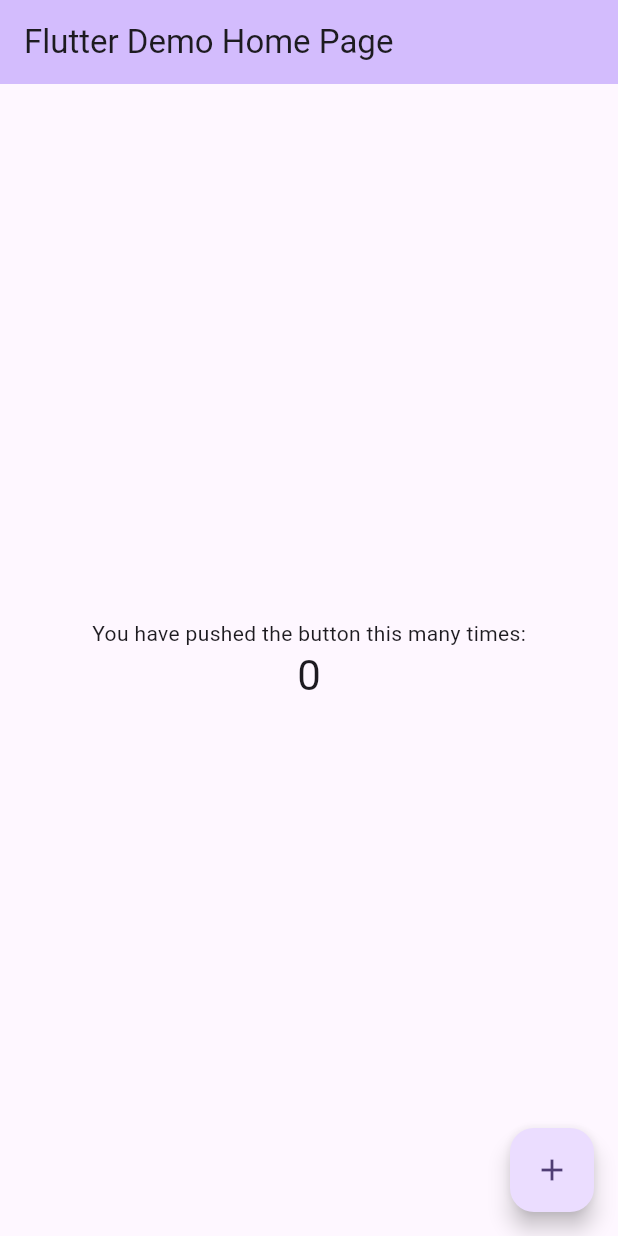
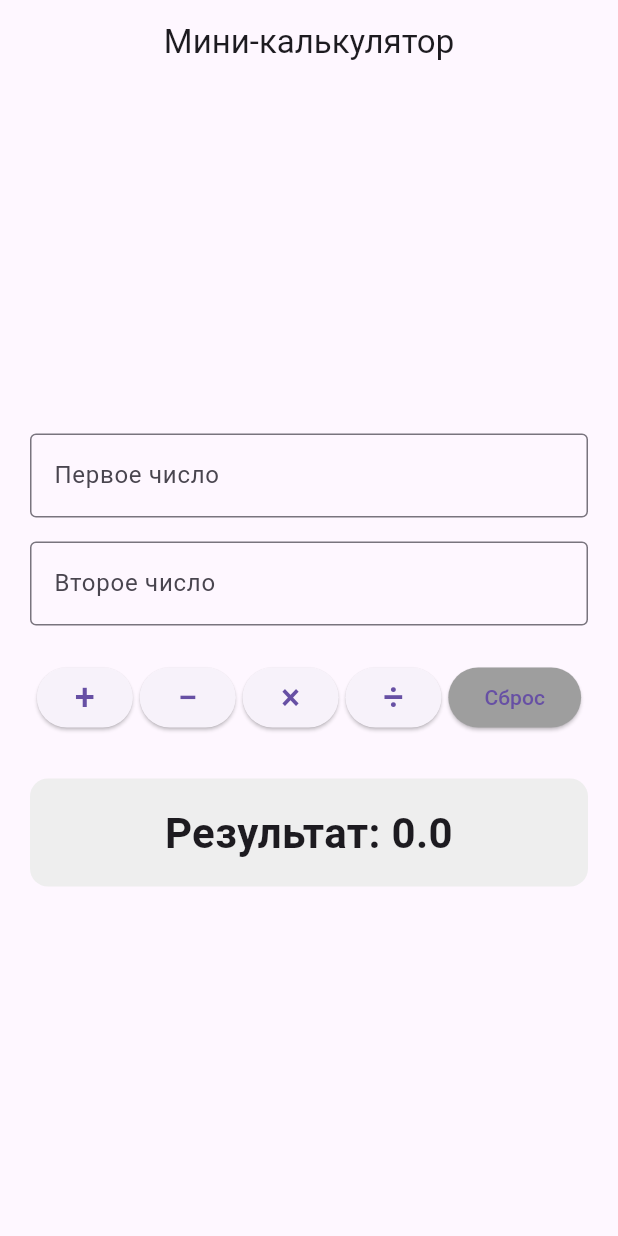
Before and after one commit to erlan45672009-wq/erlan_gr_4.hw-3, a Flutter app: the screen it shows after launch, on a phone screen of 412 x 824 dp. Run offline on Flutter 3.47's test engine with Material 3 defaults, Android fonts, the phone set to English and light mode, and no system bars.

Commit message:
Refactor app to implement a calculator screen
Refactored the main app to use a CalculatorScreen instead of MyHomePage. Added functionality for basic arithmetic operations and updated UI elements for user input.

```diff
--- a/lib/main.dart
+++ b/lib/main.dart
@@ -1,122 +1,138 @@
 import 'package:flutter/material.dart';
 
 void main() {
-  runApp(const MyApp());
+  runApp(MyApp());
 }
 
 class MyApp extends StatelessWidget {
-  const MyApp({super.key});
-
-  // This widget is the root of your application.
   @override
   Widget build(BuildContext context) {
     return MaterialApp(
-      title: 'Flutter Demo',
-      theme: ThemeData(
-        // This is the theme of your application.
-        //
-        // TRY THIS: Try running your application with "flutter run". You'll see
-        // the application has a purple toolbar. Then, without quitting the app,
-        // try changing the seedColor in the colorScheme below to Colors.green
-        // and then invoke "hot reload" (save your changes or press the "hot
-        // reload" button in a Flutter-supported IDE, or press "r" if you used
-        // the command line to start the app).
-        //
-        // Notice that the counter didn't reset back to zero; the application
-        // state is not lost during the reload. To reset the state, use hot
-        // restart instead.
-        //
-        // This works for code too, not just values: Most code changes can be
-        // tested with just a hot reload.
-        colorScheme: .fromSeed(seedColor: Colors.deepPurple),
-      ),
-      home: const MyHomePage(title: 'Flutter Demo Home Page'),
+      home: CalculatorScreen(),
     );
   }
 }
 
-class MyHomePage extends StatefulWidget {
-  const MyHomePage({super.key, required this.title});
-
-  // This widget is the home page of your application. It is stateful, meaning
-  // that it has a State object (defined below) that contains fields that affect
-  // how it looks.
-
-  // This class is the configuration for the state. It holds the values (in this
-  // case the title) provided by the parent (in this case the App widget) and
-  // used by the build method of the State. Fields in a Widget subclass are
-  // always marked "final".
-
-  final String title;
-
+class CalculatorScreen extends StatefulWidget {
   @override
-  State<MyHomePage> createState() => _MyHomePageState();
+  CalculatorScreenState createState() => CalculatorScreenState();
 }
 
-class _MyHomePageState extends State<MyHomePage> {
-  int _counter = 0;
+class CalculatorScreenState extends State<CalculatorScreen> {
+  final TextEditingController firstController = TextEditingController();
+  final TextEditingController secondController = TextEditingController();
 
-  void _incrementCounter() {
+  double result = 0;
+
+  double get firstValue => double.tryParse(firstController.text) ?? 0;
+  double get secondValue => double.tryParse(secondController.text) ?? 0;
+
+  void resetCalculator() {
     setState(() {
-      // This call to setState tells the Flutter framework that something has
-      // changed in this State, which causes it to rerun the build method below
-      // so that the display can reflect the updated values. If we changed
-      // _counter without calling setState(), then the build method would not be
-      // called again, and so nothing would appear to happen.
-      _counter++;
+      firstController.clear();
+      secondController.clear();
+      result = 0;
     });
   }
 
   @override
   Widget build(BuildContext context) {
-    // This method is rerun every time setState is called, for instance as done
-    // by the _incrementCounter method above.
-    //
-    // The Flutter framework has been optimized to make rerunning build methods
-    // fast, so that you can just rebuild anything that needs updating rather
-    // than having to individually change instances of widgets.
     return Scaffold(
       appBar: AppBar(
-        // TRY THIS: Try changing the color here to a specific color (to
-        // Colors.amber, perhaps?) and trigger a hot reload to see the AppBar
-        // change color while the other colors stay the same.
-        backgroundColor: Theme.of(context).colorScheme.inversePrimary,
-        // Here we take the value from the MyHomePage object that was created by
-        // the App.build method, and use it to set our appbar title.
-        title: Text(widget.title),
+        title: Text("Мини-калькулятор"),
+        centerTitle: true,
       ),
-      body: Center(
-        // Center is a layout widget. It takes a single child and positions it
-        // in the middle of the parent.
+      body: Padding(
+        padding: EdgeInsets.all(20),
         child: Column(
-          // Column is also a layout widget. It takes a list of children and
-          // arranges them vertically. By default, it sizes itself to fit its
-          // children horizontally, and tries to be as tall as its parent.
-          //
-          // Column has various properties to control how it sizes itself and
-          // how it positions its children. Here we use mainAxisAlignment to
-          // center the children vertically; the main axis here is the vertical
-          // axis because Columns are vertical (the cross axis would be
-          // horizontal).
-          //
-          // TRY THIS: Invoke "debug painting" (choose the "Toggle Debug Paint"
-          // action in the IDE, or press "p" in the console), to see the
-          // wireframe for each widget.
-          mainAxisAlignment: .center,
+          mainAxisAlignment: MainAxisAlignment.center,
           children: [
-            const Text('You have pushed the button this many times:'),
-            Text(
-              '$_counter',
-              style: Theme.of(context).textTheme.headlineMedium,
+            TextField(
+              controller: firstController,
+              keyboardType: TextInputType.number,
+              decoration: InputDecoration(
+                labelText: "Первое число",
+                border: OutlineInputBorder(),
+              ),
+            ),
+            SizedBox(height: 16),
+            TextField(
+              controller: secondController,
+              keyboardType: TextInputType.number,
+              decoration: InputDecoration(
+                labelText: "Второе число",
+                border: OutlineInputBorder(),
+              ),
+            ),
+            SizedBox(height: 24),
+            Row(
+              mainAxisAlignment: MainAxisAlignment.spaceEvenly,
+              children: [
+                ElevatedButton(
+                  onPressed: () {
+                    setState(() {
+                      result = firstValue + secondValue;
+                    });
+                  },
+                  child: Text("+", style: TextStyle(fontSize: 24)),
+                ),
+                ElevatedButton(
+                  onPressed: () {
+                    setState(() {
+                      result = firstValue - secondValue;
+                    });
+                  },
+                  child: Text("−", style: TextStyle(fontSize: 24)),
+                ),
+                ElevatedButton(
+                  onPressed: () {
+                    setState(() {
+                      result = firstValue * secondValue;
+                    });
+                  },
+                  child: Text("×", style: TextStyle(fontSize: 24)),
+                ),
+                ElevatedButton(
+                  onPressed: () {
+                    setState(() {
+                      if (secondValue == 0) {
+                        result = 0;
+                      } else {
+                        result = firstValue / secondValue;
+                      }
+                    });
+                  },
+                  child: Text("÷", style: TextStyle(fontSize: 24)),
+                ),
+                ElevatedButton(
+                  style: ElevatedButton.styleFrom(
+                    backgroundColor: Colors.grey,
+                  ),
+                  onPressed: resetCalculator,
+                  child: Text("Сброс"),
+                ),
+              ],
+            ),
+            SizedBox(height: 30),
+            Container(
+              width: double.infinity,
+              padding: EdgeInsets.all(16),
+              decoration: BoxDecoration(
+                color: Colors.grey.shade200,
+                borderRadius: BorderRadius.circular(12),
+              ),
+              child: Text(
+                "Результат: $result",
+                textAlign: TextAlign.center,
+                style: TextStyle(
+                  fontSize: 28,
+                  fontWeight: FontWeight.bold,
+                ),
+              ),
             ),
           ],
         ),
       ),
-      floatingActionButton: FloatingActionButton(
-        onPressed: _incrementCounter,
-        tooltip: 'Increment',
-        child: const Icon(Icons.add),
-      ),
     );
   }
 }
```
